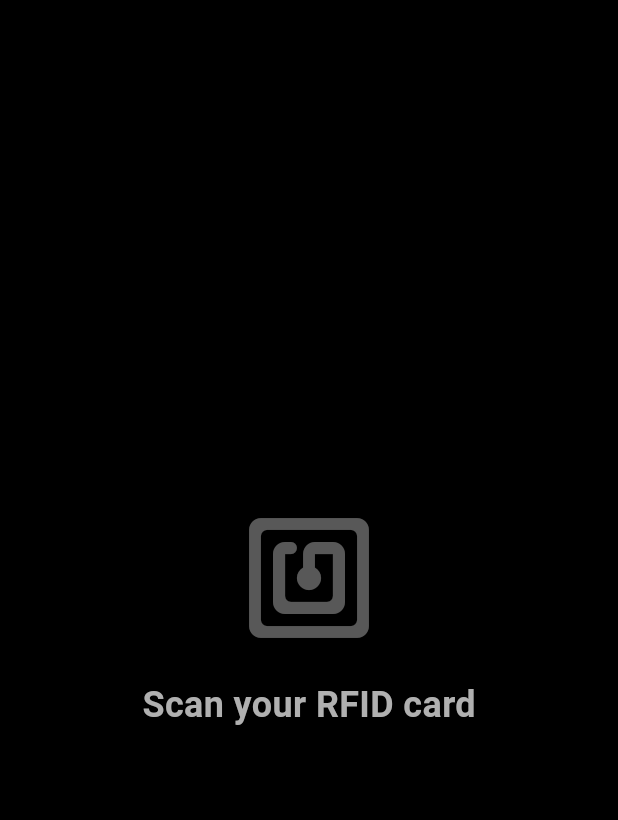
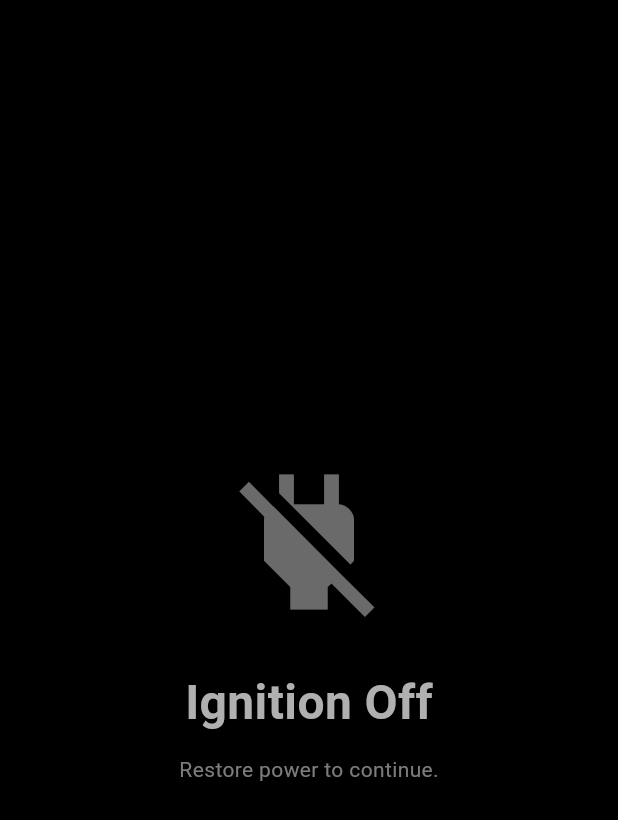
Before and after one commit to Anjelena/vehicle_login_precheck_app, a Flutter app: the screen it shows after launch, on a phone screen of 412 x 824 dp. Shown: the top 820 px of the screen. Run offline on Flutter 3.47's test engine with Material 3 defaults, Android fonts, the phone set to English and light mode, and no system bars; our stand-ins replace battery_plus, logger, sqflite; missing offline and left inert: usb_serial; accounts and stored records are empty.

Commit message:
Add power monitoring + no-power screen (chunk 3)
- Power monitor, shutdown overlay, sleep coordinator under lib/core/power
- New no-power screen + route wiring
- Android night/day style updates, plugin registrants regenerated

```diff
--- a/lib/app.dart
+++ b/lib/app.dart
@@ -1,19 +1,24 @@
 import 'package:flutter/material.dart';
 import 'package:provider/provider.dart';
+import 'package:rfid_scanner_app/core/power/power_monitor.dart';
+import 'package:rfid_scanner_app/core/power/power_sleep_coordinator.dart';
+import 'package:rfid_scanner_app/core/power/power_shutdown_overlay.dart';
 import 'package:rfid_scanner_app/core/routing/app_routes.dart';
 import 'package:rfid_scanner_app/core/session/session.dart';
 import 'package:rfid_scanner_app/core/theme/app_theme.dart';
 import 'package:rfid_scanner_app/features/auth/data/auth_repository.dart';
 import 'package:rfid_scanner_app/features/auth/presentation/login_screen.dart';
+import 'package:rfid_scanner_app/features/no_power/presentation/no_power_screen.dart';
 import 'package:rfid_scanner_app/features/prestart/data/prestart_repository.dart';
 import 'package:rfid_scanner_app/features/prestart/presentation/prestart_screen.dart';
 import 'package:rfid_scanner_app/features/welcome/presentation/welcome_screen.dart';
 
 class App extends StatelessWidget {
-  const App({
+  App({
     super.key,
     required this.authRepository,
     required this.prestartRepository,
+    required this.powerMonitor,
   });
 
   /// Injected at app startup. Replace with production implementations when
@@ -22,24 +27,51 @@ class App extends StatelessWidget {
   final AuthRepository authRepository;
   final PrestartRepository prestartRepository;
 
+  /// Started in `main()` before `runApp` so that `hasPower` reflects the real
+  /// state and we can pick the correct initial route.
+  final PowerMonitor powerMonitor;
+
+  final GlobalKey<NavigatorState> _navigatorKey = GlobalKey<NavigatorState>();
+
   @override
   Widget build(BuildContext context) {
+    final initialRoute =
+        powerMonitor.hasPower ? AppRoutes.login : AppRoutes.noPower;
+
     return MultiProvider(
       providers: [
         Provider<AuthRepository>.value(value: authRepository),
         Provider<PrestartRepository>.value(value: prestartRepository),
+        ChangeNotifierProvider<PowerMonitor>.value(value: powerMonitor),
         ChangeNotifierProvider<Session>(create: (_) => Session()),
+        ChangeNotifierProxyProvider2<PowerMonitor, Session,
+            PowerSleepCoordinator>(
+          create: (ctx) => PowerSleepCoordinator(
+            powerMonitor: ctx.read<PowerMonitor>(),
+            session: ctx.read<Session>(),
+            navigatorKey: _navigatorKey,
+          ),
+          update: (_, __, ___, previous) => previous!,
+        ),
       ],
       child: MaterialApp(
+        navigatorKey: _navigatorKey,
         title: 'Vehicle Login',
         theme: AppTheme.darkTheme,
         debugShowCheckedModeBanner: false,
-        initialRoute: AppRoutes.login,
+        initialRoute: initialRoute,
         routes: {
           AppRoutes.login: (_) => const LoginScreen(),
           AppRoutes.prestart: (_) => const PrestartScreen(),
           AppRoutes.welcome: (_) => const WelcomeScreen(),
+          AppRoutes.noPower: (_) => const NoPowerScreen(),
         },
+        builder: (context, child) => Stack(
+          children: [
+            child ?? const SizedBox.shrink(),
+            const PowerShutdownOverlay(),
+          ],
+        ),
       ),
     );
   }
--- /dev/null
+++ b/lib/core/power/power_monitor.dart
@@ -0,0 +1,69 @@
+import 'dart:async';
+
+import 'package:battery_plus/battery_plus.dart';
+import 'package:flutter/foundation.dart';
+import 'package:rfid_scanner_app/core/logging/app_logger.dart';
+
+/// Watches the device charging state and exposes a [hasPower] flag.
+///
+/// `hasPower = true` means the tablet is plugged in (vehicle ignition on,
+/// charger connected, etc.). `hasPower = false` means it's on battery, which
+/// for our deployment means the ignition has been turned off.
+///
+/// Wraps the `battery_plus` plugin. Reading battery state needs no Android
+/// permissions.
+class PowerMonitor extends ChangeNotifier {
+  PowerMonitor({Battery? battery}) : _battery = battery ?? Battery();
+
+  final Battery _battery;
+  StreamSubscription<BatteryState>? _sub;
+  BatteryState _state = BatteryState.unknown;
+
+  BatteryState get state => _state;
+
+  /// True when the device is plugged into external power.
+  ///
+  /// `unknown` is treated optimistically (true) so cold start with no signal
+  /// yet doesn't immediately trip the power-loss overlay.
+  bool get hasPower {
+    switch (_state) {
+      case BatteryState.full:
+      case BatteryState.charging:
+      case BatteryState.connectedNotCharging:
+        return true;
+      case BatteryState.discharging:
+        return false;
+      case BatteryState.unknown:
+        return true;
+    }
+  }
+
+  /// Read the initial state and start listening for changes.
+  Future<void> start() async {
+    try {
+      _state = await _battery.batteryState;
+      AppLogger.i('PowerMonitor: initial state=$_state (hasPower=$hasPower)');
+      notifyListeners();
+    } catch (e) {
+      AppLogger.w('PowerMonitor: failed to read initial state: $e');
+    }
+
+    _sub = _battery.onBatteryStateChanged.listen((s) {
+      if (s == _state) return;
+      _state = s;
+      AppLogger.i('PowerMonitor: state=$s (hasPower=$hasPower)');
+      notifyListeners();
+    });
+  }
+
+  Future<void> stop() async {
+    await _sub?.cancel();
+    _sub = null;
+  }
+
+  @override
+  void dispose() {
+    stop();
+    super.dispose();
+  }
+}
--- /dev/null
+++ b/lib/core/power/power_sleep_coordinator.dart
@@ -0,0 +1,98 @@
+import 'dart:async';
+
+import 'package:flutter/widgets.dart';
+import 'package:rfid_scanner_app/core/logging/app_logger.dart';
+import 'package:rfid_scanner_app/core/power/power_monitor.dart';
+import 'package:rfid_scanner_app/core/routing/app_routes.dart';
+import 'package:rfid_scanner_app/core/session/session.dart';
+
+/// Coordinates the "vehicle ignition off → 10 s grace → logout & sleep" flow.
+///
+/// Listens to [PowerMonitor]. When power is lost while the app is in any
+/// user-facing state, starts a [shutdownDuration] countdown. If power is
+/// restored before the timer expires, the countdown is cancelled. On expiry
+/// the user is logged out and the app navigates to the no-power screen.
+///
+/// The coordinator exposes [isCountingDown] and [remainingSeconds] so a
+/// fullscreen overlay can show the countdown to the operator.
+class PowerSleepCoordinator extends ChangeNotifier {
+  PowerSleepCoordinator({
+    required this.powerMonitor,
+    required this.session,
+    required this.navigatorKey,
+    this.shutdownDuration = const Duration(seconds: 10),
+  }) {
+    powerMonitor.addListener(_onPowerChange);
+  }
+
+  final PowerMonitor powerMonitor;
+  final Session session;
+  final GlobalKey<NavigatorState> navigatorKey;
+  final Duration shutdownDuration;
+
+  Timer? _ticker;
+  int _remainingSeconds = 0;
+  bool _isCountingDown = false;
+
+  bool get isCountingDown => _isCountingDown;
+  int get remainingSeconds => _remainingSeconds;
+
+  void _onPowerChange() {
+    if (powerMonitor.hasPower) {
+      if (_isCountingDown) {
+        AppLogger.i('PowerSleepCoordinator: power restored, cancelling shutdown');
+      }
+      _cancelCountdown();
+    } else {
+      _startCountdown();
+    }
+  }
+
+  void _startCountdown() {
+    if (_isCountingDown) return;
+    _isCountingDown = true;
+    _remainingSeconds = shutdownDuration.inSeconds;
+    AppLogger.i('PowerSleepCoordinator: power lost, '
+        'starting ${shutdownDuration.inSeconds}s shutdown countdown');
+    notifyListeners();
+
+    _ticker = Timer.periodic(const Duration(seconds: 1), (_) {
+      _remainingSeconds--;
+      if (_remainingSeconds <= 0) {
+        _executeShutdown();
+      } else {
+        notifyListeners();
+      }
+    });
+  }
+
+  void _cancelCountdown() {
+    if (!_isCountingDown) return;
+    _ticker?.cancel();
+    _ticker = null;
+    _isCountingDown = false;
+    _remainingSeconds = 0;
+    notifyListeners();
+  }
+
+  void _executeShutdown() {
+    _ticker?.cancel();
+    _ticker = null;
+    _isCountingDown = false;
+    _remainingSeconds = 0;
+    AppLogger.i('PowerSleepCoordinator: countdown expired, logging out');
+    session.logout();
+    navigatorKey.currentState?.pushNamedAndRemoveUntil(
+      AppRoutes.noPower,
+      (_) => false,
+    );
+    notifyListeners();
+  }
+
+  @override
+  void dispose() {
+    powerMonitor.removeListener(_onPowerChange);
+    _ticker?.cancel();
+    super.dispose();
+  }
+}
--- a/lib/core/routing/app_routes.dart
+++ b/lib/core/routing/app_routes.dart
@@ -5,4 +5,5 @@ class AppRoutes {
   static const String login = '/';
   static const String prestart = '/prestart';
   static const String welcome = '/welcome';
+  static const String noPower = '/no-power';
 }
--- /dev/null
+++ b/lib/features/no_power/presentation/no_power_screen.dart
@@ -0,0 +1,79 @@
+import 'package:flutter/material.dart';
+import 'package:provider/provider.dart';
+import 'package:rfid_scanner_app/core/power/power_monitor.dart';
+import 'package:rfid_scanner_app/core/routing/app_routes.dart';
+import 'package:rfid_scanner_app/core/theme/app_theme.dart';
+
+/// Terminal "ignition off" screen. Shown when the tablet has no external
+/// power — either after a power-loss countdown expires (via
+/// `PowerSleepCoordinator`) or on cold boot with the ignition off (selected
+/// by `App` as `initialRoute`).
+///
+/// Listens to [PowerMonitor] and auto-navigates to the login screen when
+/// power is restored.
+class NoPowerScreen extends StatefulWidget {
+  const NoPowerScreen({super.key});
+
+  @override
+  State<NoPowerScreen> createState() => _NoPowerScreenState();
+}
+
+class _NoPowerScreenState extends State<NoPowerScreen> {
+  late final PowerMonitor _monitor;
+
+  @override
+  void initState() {
+    super.initState();
+    _monitor = context.read<PowerMonitor>();
+    _monitor.addListener(_onPowerChange);
+  }
+
+  @override
+  void dispose() {
+    _monitor.removeListener(_onPowerChange);
+    super.dispose();
+  }
+
+  void _onPowerChange() {
+    if (_monitor.hasPower && mounted) {
+      Navigator.of(context).pushNamedAndRemoveUntil(
+        AppRoutes.login,
+        (_) => false,
+      );
+    }
+  }
+
+  @override
+  Widget build(BuildContext context) {
+    return Scaffold(
+      backgroundColor: Colors.black,
+      body: Center(
+        child: Column(
+          mainAxisAlignment: MainAxisAlignment.center,
+          children: [
+            Icon(
+              Icons.power_off,
+              color: AppTheme.secondaryText.withValues(alpha: 0.6),
+              size: 120,
+            ),
+            const SizedBox(height: 24),
+            Text(
+              'Ignition Off',
+              style: AppTheme.headingLarge.copyWith(
+                color: AppTheme.secondaryText,
+                fontSize: 32,
+              ),
+            ),
+            const SizedBox(height: 12),
+            Text(
+              'Restore power to continue.',
+              style: AppTheme.bodyMedium.copyWith(
+                color: AppTheme.secondaryText.withValues(alpha: 0.7),
+              ),
+            ),
+          ],
+        ),
+      ),
+    );
+  }
+}
--- a/pubspec.yaml
+++ b/pubspec.yaml
@@ -16,6 +16,7 @@ dependencies:
   path_provider: ^2.1.4
   logger: ^1.1.0
   usb_serial: ^0.5.1
+  battery_plus: ^5.0.3
 
   cupertino_icons: ^1.0.8
 
```
Also changed, not shown: lib/core/power/power_shutdown_overlay.dart (added, +63 -0 lines), lib/main.dart (+7 -0 lines), pubspec.lock, 8 other files.
